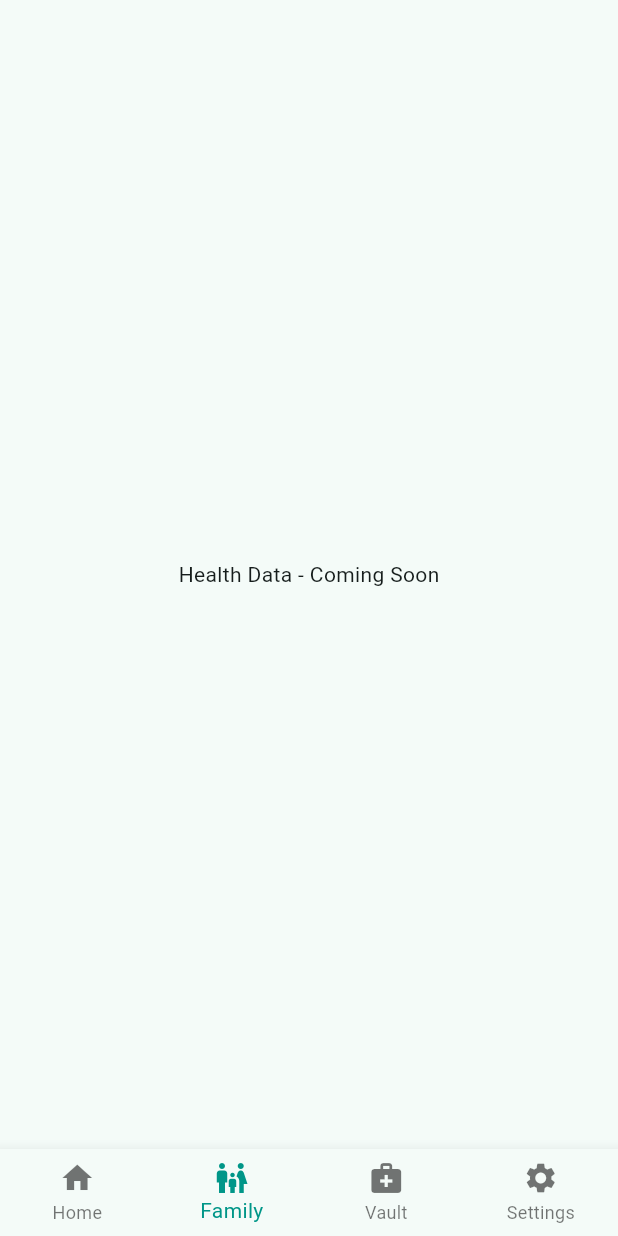
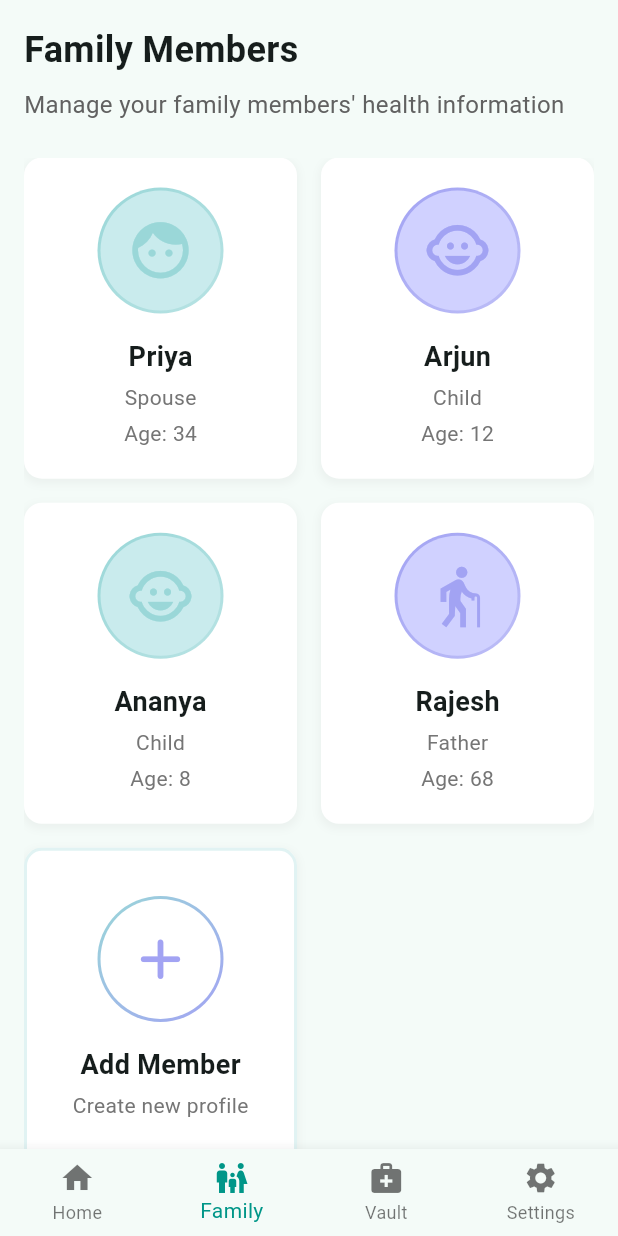
Before and after one commit to Dusk-afk/health_app, a Flutter app: the MainScreen screen opened by its route, item 2 of the bottom bar chosen, on a phone screen of 412 x 824 dp. Run offline on Flutter 3.47's test engine with Material 3 defaults, Android fonts, the light colour scheme and no system bars; our stand-ins replace dio, flutter_secure_storage, jwt_decoder; accounts and stored records are empty; network calls fail.

Commit message:
Add family page

```diff
--- /dev/null
+++ b/lib/screens/main/family_screen.dart
@@ -0,0 +1,432 @@
+import 'package:flutter/material.dart';
+
+class FamilyScreen extends StatefulWidget {
+  const FamilyScreen({Key? key}) : super(key: key);
+
+  @override
+  State<FamilyScreen> createState() => _FamilyScreenState();
+}
+
+class _FamilyScreenState extends State<FamilyScreen> {
+  // Sample family member data with Indian names
+  final List<Map<String, dynamic>> _familyMembers = [
+    {
+      'name': 'Priya',
+      'relation': 'Spouse',
+      'age': 34,
+      'avatar': Icons.face,
+    },
+    {
+      'name': 'Arjun',
+      'relation': 'Child',
+      'age': 12,
+      'avatar': Icons.child_care,
+    },
+    {
+      'name': 'Ananya',
+      'relation': 'Child',
+      'age': 8,
+      'avatar': Icons.child_care,
+    },
+    {
+      'name': 'Rajesh',
+      'relation': 'Father',
+      'age': 68,
+      'avatar': Icons.elderly,
+    },
+  ];
+
+  @override
+  Widget build(BuildContext context) {
+    return SafeArea(
+      child: Column(
+        crossAxisAlignment: CrossAxisAlignment.start,
+        children: [
+          // Header with title
+          Padding(
+            padding: const EdgeInsets.fromLTRB(16.0, 16.0, 16.0, 0.0),
+            child: const Text(
+              'Family Members',
+              style: TextStyle(
+                fontSize: 24,
+                fontWeight: FontWeight.bold,
+              ),
+            ),
+          ),
+          const SizedBox(height: 8),
+
+          // Description text
+          Padding(
+            padding: const EdgeInsets.symmetric(horizontal: 16.0),
+            child: Text(
+              'Manage your family members\' health information',
+              style: TextStyle(
+                color: Colors.grey[700],
+                fontSize: 16,
+              ),
+            ),
+          ),
+          const SizedBox(height: 24),
+
+          // Grid view of family members
+          Expanded(
+            child: Padding(
+              padding: const EdgeInsets.symmetric(horizontal: 16.0),
+              child: _familyMembers.isEmpty ? _buildEmptyState() : _buildFamilyGrid(),
+            ),
+          ),
+        ],
+      ),
+    );
+  }
+
+  Widget _buildEmptyState() {
+    return Center(
+      child: Column(
+        mainAxisAlignment: MainAxisAlignment.center,
+        children: [
+          Icon(
+            Icons.family_restroom,
+            size: 80,
+            color: Colors.grey[400],
+          ),
+          const SizedBox(height: 16),
+          Text(
+            'No family members yet',
+            style: TextStyle(
+              fontSize: 18,
+              fontWeight: FontWeight.bold,
+              color: Colors.grey[700],
+            ),
+          ),
+          const SizedBox(height: 8),
+          Text(
+            'Add a family member to get started',
+            style: TextStyle(
+              fontSize: 16,
+              color: Colors.grey[600],
+            ),
+          ),
+          const SizedBox(height: 24),
+          ElevatedButton.icon(
+            icon: const Icon(Icons.add),
+            label: const Text('Add Family Member'),
+            onPressed: () => _showAddFamilyMemberDialog(context),
+            style: ElevatedButton.styleFrom(
+              backgroundColor: const Color(0xFFA2A3F3),
+              padding: const EdgeInsets.symmetric(horizontal: 16, vertical: 12),
+            ),
+          ),
+        ],
+      ),
+    );
+  }
+
+  Widget _buildFamilyGrid() {
+    return GridView.builder(
+      gridDelegate: const SliverGridDelegateWithFixedCrossAxisCount(
+        crossAxisCount: 2,
+        crossAxisSpacing: 16,
+        mainAxisSpacing: 16,
+        childAspectRatio: 0.85,
+      ),
+      itemCount: _familyMembers.length + 1, // +1 for the add button
+      itemBuilder: (context, index) {
+        if (index == _familyMembers.length) {
+          // This is the last item - the add button
+          return _buildAddMemberCard();
+        }
+        final member = _familyMembers[index];
+        return _buildFamilyMemberCard(member);
+      },
+    );
+  }
+
+  Widget _buildAddMemberCard() {
+    return InkWell(
+      onTap: () => _showAddFamilyMemberDialog(context),
+      child: Container(
+        decoration: BoxDecoration(
+          color: Colors.white,
+          borderRadius: BorderRadius.circular(12),
+          border: Border.all(
+            color: const Color(0xFF9AD7D8).withOpacity(0.3),
+            width: 2,
+            style: BorderStyle.solid,
+          ),
+          boxShadow: [
+            BoxShadow(
+              color: Colors.grey.withOpacity(0.1),
+              spreadRadius: 1,
+              blurRadius: 4,
+              offset: const Offset(0, 2),
+            ),
+          ],
+        ),
+        child: Column(
+          mainAxisAlignment: MainAxisAlignment.center,
+          children: [
+            Container(
+              padding: const EdgeInsets.all(2),
+              decoration: BoxDecoration(
+                gradient: LinearGradient(
+                  colors: [
+                    const Color(0xFF9AD7D8),
+                    const Color(0xFFA2A3F3),
+                  ],
+                  begin: Alignment.topLeft,
+                  end: Alignment.bottomRight,
+                ),
+                shape: BoxShape.circle,
+              ),
+              child: CircleAvatar(
+                backgroundColor: Colors.white,
+                radius: 40,
+                child: Icon(
+                  Icons.add_rounded,
+                  size: 45,
+                  color: const Color(0xFFA2A3F3),
+                ),
+              ),
+            ),
+            const SizedBox(height: 16),
+            const Text(
+              'Add Member',
+              style: TextStyle(
+                fontSize: 18,
+                fontWeight: FontWeight.bold,
+              ),
+            ),
+            const SizedBox(height: 4),
+            Text(
+              'Create new profile',
+              style: TextStyle(
+                fontSize: 14,
+                color: Colors.grey[600],
+              ),
+            ),
+          ],
+        ),
+      ),
+    );
+  }
+
+  Widget _buildFamilyMemberCard(Map<String, dynamic> member) {
+    // Alternate between two colors from HomeScreen
+    final List<Color> avatarColors = [
+      const Color(0xFF9AD7D8), // Light blue
+      const Color(0xFFA2A3F3), // Purple
+    ];
+
+    final List<Color> bgColors = [
+      const Color(0xFFC9EBED), // Light blue bg
+      const Color(0xFFD0D1FF), // Purple bg
+    ];
+
+    final colorIndex = _familyMembers.indexOf(member) % 2;
+
+    return InkWell(
+      onTap: () {
+        // Navigate to member details or edit page when tapped
+        _showEditFamilyMemberDialog(context, member);
+      },
+      child: Container(
+        decoration: BoxDecoration(
+          color: Colors.white,
+          borderRadius: BorderRadius.circular(12),
+          boxShadow: [
+            BoxShadow(
+              color: Colors.grey.withOpacity(0.1),
+              spreadRadius: 1,
+              blurRadius: 4,
+              offset: const Offset(0, 2),
+            ),
+          ],
+        ),
+        child: Column(
+          mainAxisAlignment: MainAxisAlignment.center,
+          children: [
+            Container(
+              padding: const EdgeInsets.all(2),
+              decoration: BoxDecoration(
+                gradient: LinearGradient(
+                  colors: [avatarColors[colorIndex], avatarColors[colorIndex].withOpacity(0.7)],
+                  begin: Alignment.topLeft,
+                  end: Alignment.bottomRight,
+                ),
+                shape: BoxShape.circle,
+              ),
+              child: CircleAvatar(
+                backgroundColor: bgColors[colorIndex],
+                radius: 40,
+                child: Icon(
+                  member['avatar'],
+                  size: 45,
+                  color: avatarColors[colorIndex],
+                ),
+              ),
+            ),
+            const SizedBox(height: 16),
+            Text(
+              member['name'],
+              style: const TextStyle(
+                fontSize: 18,
+                fontWeight: FontWeight.bold,
+              ),
+            ),
+            const SizedBox(height: 4),
+            Text(
+              member['relation'],
+              style: TextStyle(
+                fontSize: 14,
+                color: Colors.grey[600],
+              ),
+            ),
+            const SizedBox(height: 4),
+            Text(
+              'Age: ${member['age']}',
+              style: TextStyle(
+                fontSize: 14,
+                color: Colors.grey[600],
+              ),
+            ),
+          ],
+        ),
+      ),
+    );
+  }
+
+  void _showAddFamilyMemberDialog(BuildContext context) {
+    final nameController = TextEditingController();
+    final relationController = TextEditingController();
+    final ageController = TextEditingController();
+
+    showDialog(
+      context: context,
+      builder: (context) => AlertDialog(
+        title: const Text('Add Family Member'),
+        content: Column(
+          mainAxisSize: MainAxisSize.min,
+          children: [
+            TextField(
+              controller: nameController,
+              decoration: const InputDecoration(
+                labelText: 'Name',
+                hintText: 'Enter name',
+              ),
+            ),
+            const SizedBox(height: 16),
+            TextField(
+              controller: relationController,
+              decoration: const InputDecoration(
+                labelText: 'Relation',
+                hintText: 'E.g., Spouse, Child, Parent',
+              ),
+            ),
+            const SizedBox(height: 16),
+            TextField(
+              controller: ageController,
+              decoration: const InputDecoration(
+                labelText: 'Age',
+                hintText: 'Enter age',
+              ),
+              keyboardType: TextInputType.number,
+            ),
+          ],
+        ),
+        actions: [
+          TextButton(
+            onPressed: () => Navigator.pop(context),
+            child: const Text('Cancel'),
+          ),
+          ElevatedButton(
+            onPressed: () {
+              if (nameController.text.isNotEmpty && relationController.text.isNotEmpty && ageController.text.isNotEmpty) {
+                setState(() {
+                  _familyMembers.add({
+                    'name': nameController.text,
+                    'relation': relationController.text,
+                    'age': int.parse(ageController.text),
+                    'avatar': Icons.person,
+                  });
+                });
+                Navigator.pop(context);
+              }
+            },
+            style: ElevatedButton.styleFrom(
+              backgroundColor: const Color(0xFF9AD7D8),
+            ),
+            child: const Text('Add'),
+          ),
+        ],
+      ),
+    );
+  }
+
+  void _showEditFamilyMemberDialog(BuildContext context, Map<String, dynamic> member) {
+    final nameController = TextEditingController(text: member['name']);
+    final relationController = TextEditingController(text: member['relation']);
+    final ageController = TextEditingController(text: member['age'].toString());
+
+    showDialog(
+      context: context,
+      builder: (context) => AlertDialog(
+        title: const Text('Edit Family Member'),
+        content: Column(
+          mainAxisSize: MainAxisSize.min,
+          children: [
+            TextField(
+              controller: nameController,
+              decoration: const InputDecoration(
+                labelText: 'Name',
+              ),
+            ),
+            const SizedBox(height: 16),
+            TextField(
+              controller: relationController,
+              decoration: const InputDecoration(
+                labelText: 'Relation',
+              ),
+            ),
+            const SizedBox(height: 16),
+            TextField(
+              controller: ageController,
+              decoration: const InputDecoration(
+                labelText: 'Age',
+              ),
+              keyboardType: TextInputType.number,
+            ),
+          ],
+        ),
+        actions: [
+          TextButton(
+            onPressed: () => Navigator.pop(context),
+            child: const Text('Cancel'),
+          ),
+          ElevatedButton(
+            onPressed: () {
+              if (nameController.text.isNotEmpty && relationController.text.isNotEmpty && ageController.text.isNotEmpty) {
+                setState(() {
+                  final index = _familyMembers.indexOf(member);
+                  if (index != -1) {
+                    _familyMembers[index] = {
+                      'name': nameController.text,
+                      'relation': relationController.text,
+                      'age': int.parse(ageController.text),
+                      'avatar': member['avatar'],
+                    };
+                  }
+                });
+                Navigator.pop(context);
+              }
+            },
+            style: ElevatedButton.styleFrom(
+              backgroundColor: const Color(0xFF9AD7D8),
+            ),
+            child: const Text('Save'),
+          ),
+        ],
+      ),
+    );
+  }
+}
--- a/lib/screens/main/main_screen.dart
+++ b/lib/screens/main/main_screen.dart
@@ -2,6 +2,7 @@ import 'package:flutter/material.dart';
 import '../../services/api/auth_service.dart';
 import '../settings/settings_screen.dart';
 import 'home_screen.dart';
+import 'family_screen.dart';
 
 class MainScreen extends StatefulWidget {
   const MainScreen({Key? key}) : super(key: key);
@@ -71,9 +72,9 @@ class _MainScreenState extends State<MainScreen> {
       case 0:
         return HomeScreen(userName: _userName);
       case 1:
-        return const Center(child: Text('Health Data - Coming Soon'));
+        return const FamilyScreen();
       case 2:
-        return const Center(child: Text('Family Members - Coming Soon'));
+        return const Center(child: Text('Health Vault - Coming Soon'));
       case 3:
         return const SettingsScreen();
       default:
```
